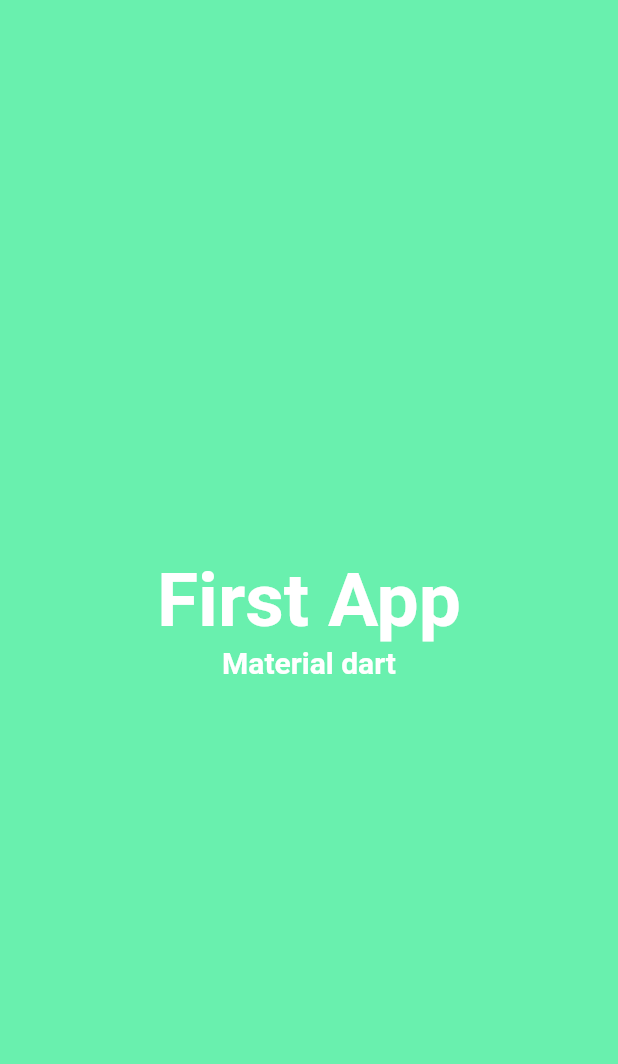
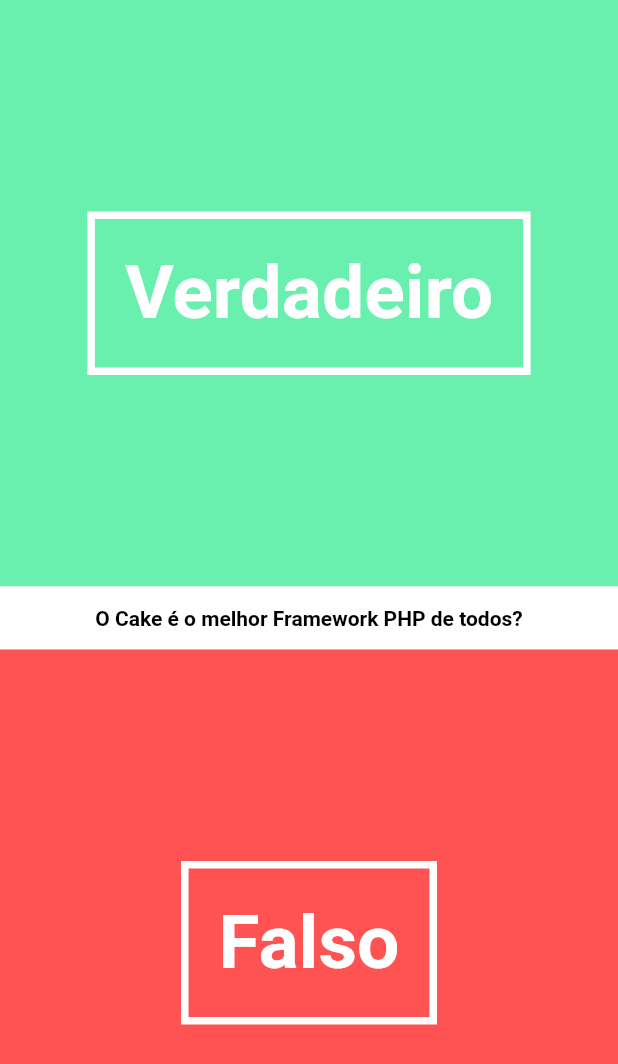
Before and after one commit to rafaelqueiroz88/first-flutter-app, a Flutter app: the screen it shows after launch, on a phone screen of 412 x 824 dp. Shown: the top 1064 px of the screen. Run offline on Flutter 3.47's test engine with Material 2 defaults, Android fonts, the phone set to English and light mode, and no system bars.

Commit message:
Melhoria visual na tela principal. Troca de tela principal para quiz_page. Classe para formatação visual dos botões foi colocada em uma classe genérica.

```diff
--- /dev/null
+++ b/lib/UI/answer_button.dart
@@ -0,0 +1,33 @@
+import 'package:flutter/material.dart';
+
+class AnswerButton extends StatelessWidget {
+
+  final bool _answer;
+  final VoidCallback _onTap;
+
+  AnswerButton(this._answer, this._onTap);
+
+  @override
+  Widget build(BuildContext context) {
+    return new Expanded( // true
+            child: new Material(
+              color: _answer == true ? Colors.greenAccent : Colors.redAccent,
+              child: new InkWell(
+                onTap: () => _onTap(),
+                child: new Center(
+                  child: new Container(
+                    decoration: new BoxDecoration(
+                      border: new Border.all(
+                        color: Colors.white,
+                        width: 5.0
+                      )
+                    ),
+                    padding: new EdgeInsets.all(20.0),
+                    child: new Text(_answer == true ? "Verdadeiro" : "Falso", style: new TextStyle(color: Colors.white, fontSize: 50.0, fontWeight: FontWeight.bold)),
+                  )
+                )
+              ),
+            ),
+          );
+  }
+}
--- a/lib/main.dart
+++ b/lib/main.dart
@@ -1,10 +1,11 @@
 // Importa visual "material"
 import 'package:flutter/material.dart';
 import './pages/landing_page.dart';
+import './pages/quiz_page.dart';
 
 void main() {
 
   runApp(new MaterialApp(
-    home: new LandingPage()
+    home: new QuizPage(),
   ));
 }
--- /dev/null
+++ b/lib/pages/quiz_page.dart
@@ -0,0 +1,36 @@
+import 'package:flutter/material.dart';
+import '../utils/questions.dart';
+import '../utils/quiz.dart';
+import '../UI/answer_button.dart';
+
+class QuizPage extends StatefulWidget {
+
+  @override
+  State createState() => new QuizPageState();
+}
+
+class QuizPageState extends State<QuizPage> {
+
+  @override
+  Widget build(BuildContext context) {
+    return new Stack(
+      children: <Widget>[
+        new Column( // this is our main page
+          children: <Widget>[
+            new AnswerButton(true, () => print("Apertou verdadeiro. ERROU!!!")),
+            new Material(
+              color: Colors.white,
+              child: new Padding(
+                padding: new EdgeInsets.symmetric(vertical: 13.0, horizontal: 8.0),
+                child: new Center(
+                  child: new Text("O Cake é o melhor Framework PHP de todos?", style: new TextStyle(color: Colors.black, fontSize: 14.0, fontWeight: FontWeight.bold)),
+                ),
+              )
+            ),
+            new AnswerButton(false, () => print("Apertou falso. ACERTOUUU!!!")),
+          ]
+        ),
+      ],
+    );
+  }
+}
--- a/lib/utils/questions.dart
+++ b/lib/utils/questions.dart
@@ -3,13 +3,13 @@ class Question {
   final String question;
   final bool answer;
 
-  /**
+  /*
    * Declarando construtor. Para um construtor com DART, declare uma função
    * com o mesmo nome da classe
    */
   Question(this.question, this.answer);
+
   /*
-
   Question(String question, bool answer) {
 
     this.question = question;
```
Also changed, not shown: lib/utils/quiz.dart (+23 -5 lines).
